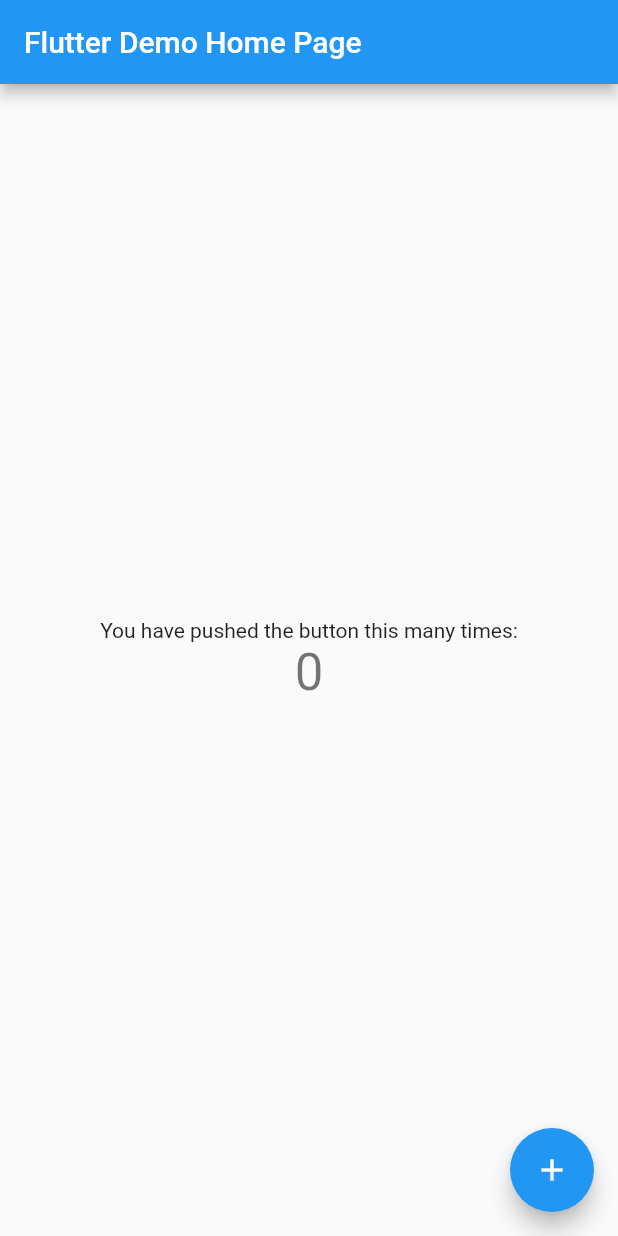
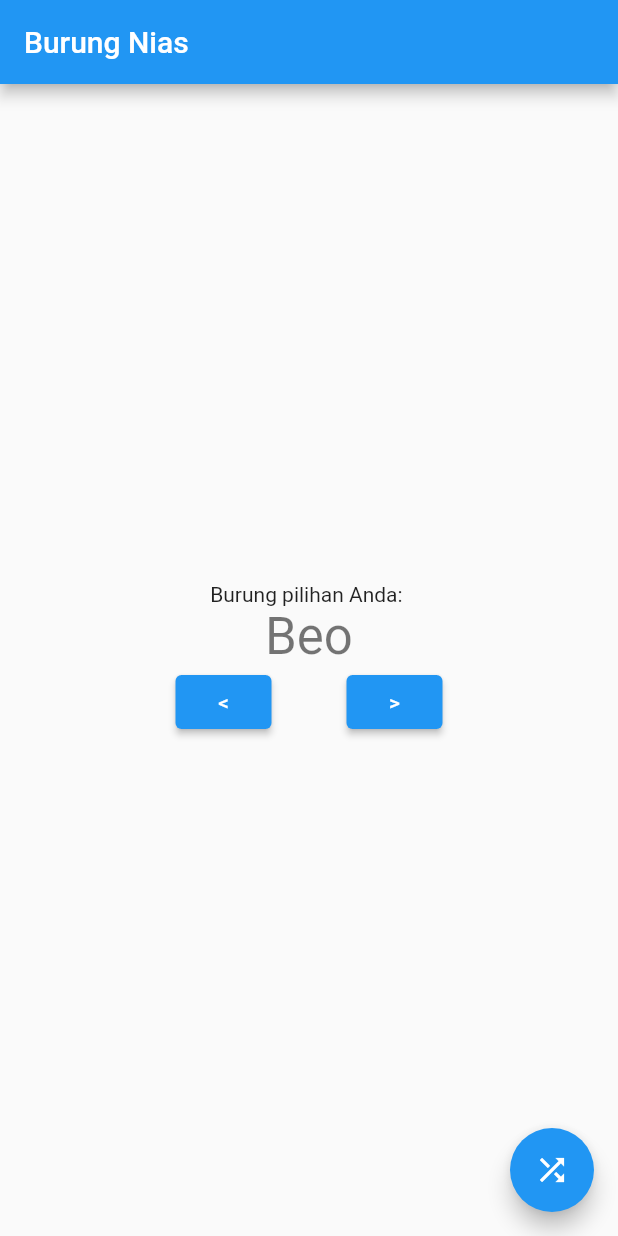
Before and after one commit to sslaia/burung_nias, a Flutter app: the screen it shows after launch, on a phone screen of 412 x 824 dp. Run offline on Flutter 3.47's test engine with Material 2 defaults, Android fonts, the phone set to English and light mode, and no system bars.

Commit message:
Versi final aplikasi Burung Nias setelah pertemuan 7

```diff
--- a/lib/main.dart
+++ b/lib/main.dart
@@ -1,3 +1,5 @@
+import 'dart:math';
+
 import 'package:flutter/material.dart';
 
 void main() {
@@ -9,35 +11,17 @@ class MyApp extends StatelessWidget {
   @override
   Widget build(BuildContext context) {
     return MaterialApp(
-      title: 'Flutter Demo',
+      title: 'Burung Nias',
       theme: ThemeData(
-        // This is the theme of your application.
-        //
-        // Try running your application with "flutter run". You'll see the
-        // application has a blue toolbar. Then, without quitting the app, try
-        // changing the primarySwatch below to Colors.green and then invoke
-        // "hot reload" (press "r" in the console where you ran "flutter run",
-        // or simply save your changes to "hot reload" in a Flutter IDE).
-        // Notice that the counter didn't reset back to zero; the application
-        // is not restarted.
         primarySwatch: Colors.blue,
       ),
-      home: MyHomePage(title: 'Flutter Demo Home Page'),
+      home: MyHomePage(title: 'Burung Nias'),
     );
   }
 }
 
 class MyHomePage extends StatefulWidget {
   MyHomePage({Key? key, required this.title}) : super(key: key);
-
-  // This widget is the home page of your application. It is stateful, meaning
-  // that it has a State object (defined below) that contains fields that affect
-  // how it looks.
-
-  // This class is the configuration for the state. It holds the values (in this
-  // case the title) provided by the parent (in this case the App widget) and
-  // used by the build method of the State. Fields in a Widget subclass are
-  // always marked "final".
 
   final String title;
 
@@ -47,66 +31,75 @@ class MyHomePage extends StatefulWidget {
 
 class _MyHomePageState extends State<MyHomePage> {
   int _counter = 0;
+  List<String> _burungNias = ["Beo", "Buru'u", "Magio", "Nagoyomanase", "Towi-towi", "Nazese", "Gogowaya", "Miti-miti", "Siliŵi", "Boroa"];
+  String _burungPilihan = "Beo";
 
   void _incrementCounter() {
     setState(() {
-      // This call to setState tells the Flutter framework that something has
-      // changed in this State, which causes it to rerun the build method below
-      // so that the display can reflect the updated values. If we changed
-      // _counter without calling setState(), then the build method would not be
-      // called again, and so nothing would appear to happen.
       _counter++;
+      if (_counter < _burungNias.length) {
+        _burungPilihan = _burungNias[_counter];
+      }
+      else {
+        _counter = 0;
+        _burungPilihan = _burungNias[_counter];
+      }
+    });
+  }
+
+  void _decrementCounter() {
+    setState(() {
+      _counter--;
+
+      if (_counter >= 0) {
+        _burungPilihan = _burungNias[_counter];
+      }
+      else {
+        _counter = _burungNias.length - 1;
+        _burungPilihan = _burungNias[_counter];
+      }
+    });
+  }
+
+  void _sembarangBurung() {
+    setState(() {
+      _counter = Random().nextInt(9) + 1;
+      _burungPilihan = _burungNias[_counter];
     });
   }
 
   @override
   Widget build(BuildContext context) {
-    // This method is rerun every time setState is called, for instance as done
-    // by the _incrementCounter method above.
-    //
-    // The Flutter framework has been optimized to make rerunning build methods
-    // fast, so that you can just rebuild anything that needs updating rather
-    // than having to individually change instances of widgets.
     return Scaffold(
       appBar: AppBar(
-        // Here we take the value from the MyHomePage object that was created by
-        // the App.build method, and use it to set our appbar title.
         title: Text(widget.title),
       ),
       body: Center(
-        // Center is a layout widget. It takes a single child and positions it
-        // in the middle of the parent.
         child: Column(
-          // Column is also a layout widget. It takes a list of children and
-          // arranges them vertically. By default, it sizes itself to fit its
-          // children horizontally, and tries to be as tall as its parent.
-          //
-          // Invoke "debug painting" (press "p" in the console, choose the
-          // "Toggle Debug Paint" action from the Flutter Inspector in Android
-          // Studio, or the "Toggle Debug Paint" command in Visual Studio Code)
-          // to see the wireframe for each widget.
-          //
-          // Column has various properties to control how it sizes itself and
-          // how it positions its children. Here we use mainAxisAlignment to
-          // center the children vertically; the main axis here is the vertical
-          // axis because Columns are vertical (the cross axis would be
-          // horizontal).
           mainAxisAlignment: MainAxisAlignment.center,
           children: <Widget>[
             Text(
-              'You have pushed the button this many times:',
+              'Burung pilihan Anda: ',
             ),
             Text(
-              '$_counter',
+              '$_burungPilihan',
               style: Theme.of(context).textTheme.headline4,
+            ),
+            Row(
+              mainAxisAlignment: MainAxisAlignment.center,
+              children: [
+                ElevatedButton(onPressed: _decrementCounter, child: Text('<'),),
+                SizedBox(width: 50,),
+                ElevatedButton(onPressed: _incrementCounter, child: Text('>'),),
+              ],
             ),
           ],
         ),
       ),
       floatingActionButton: FloatingActionButton(
-        onPressed: _incrementCounter,
+        onPressed: _sembarangBurung,
         tooltip: 'Increment',
-        child: Icon(Icons.add),
+        child: Icon(Icons.shuffle),
       ), // This trailing comma makes auto-formatting nicer for build methods.
     );
   }
```
